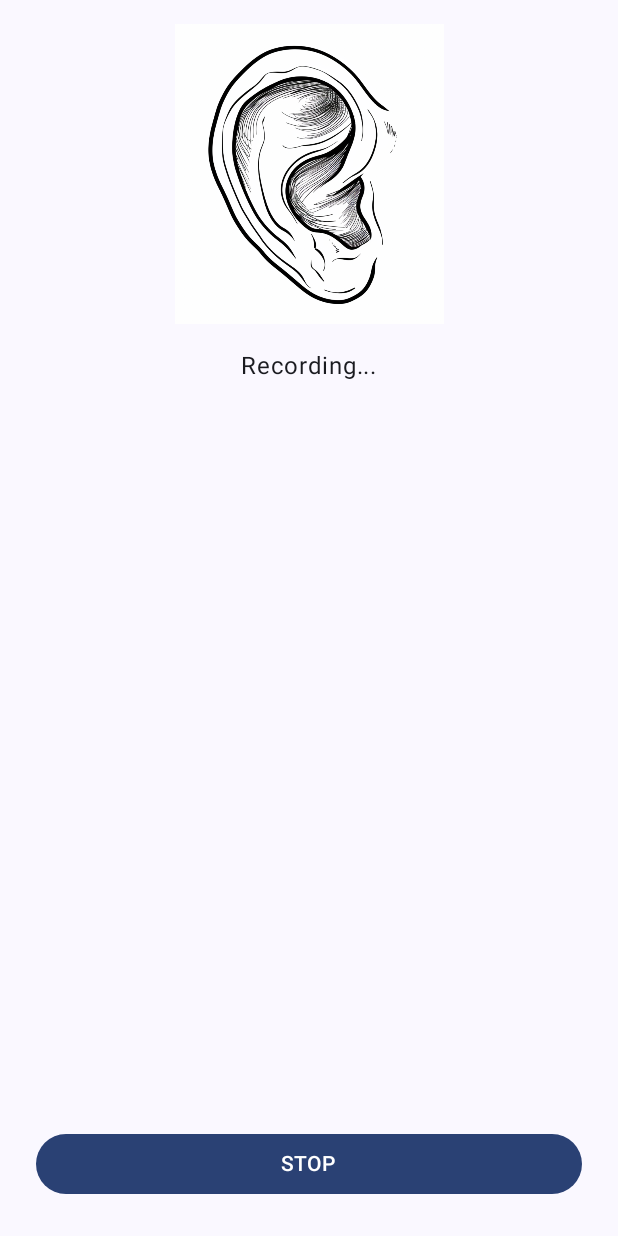
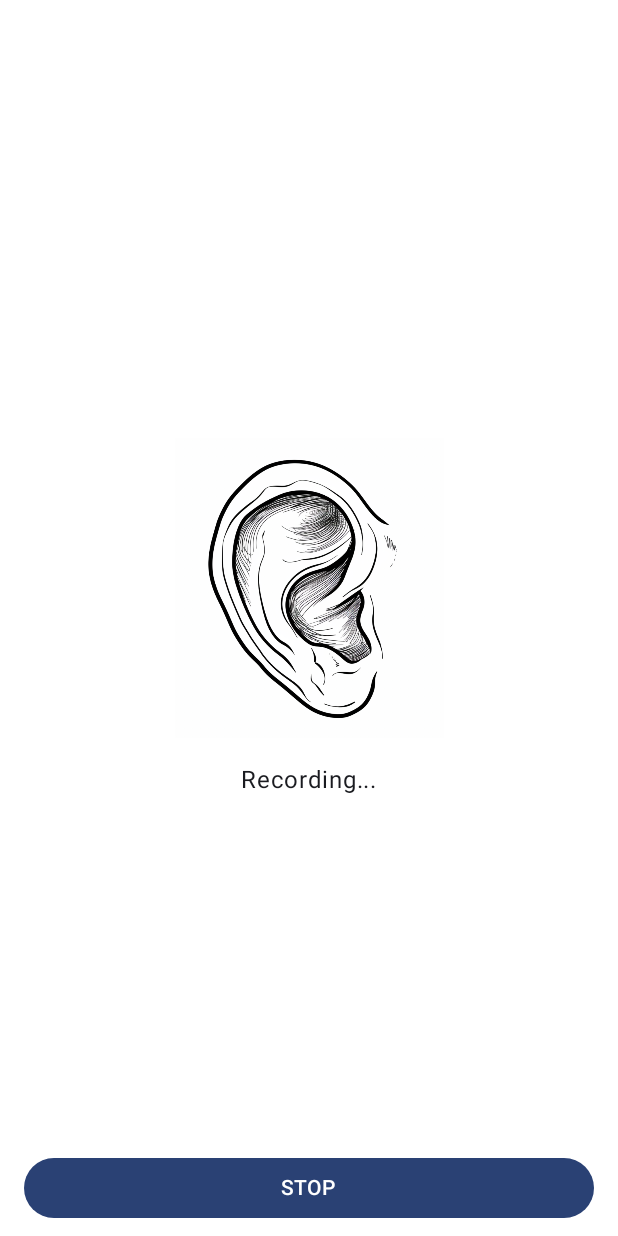
Before and after one commit to astrinleonid/HelloWorldApp, an Android app built with Jetpack Compose: the RecordActivity screen opened directly, with no data from a screen before it, after a tap on "STOP", on a phone screen of 412 x 824 dp. Run offline under Robolectric (Android 15) with nearby library versions, the phone set to English and light mode, and no system bars; 1 statement that could not run was skipped.

Commit message:
Release Alpha

```diff
--- a/app/src/main/java/com/example/helloworldapp/MainActivity.kt
+++ b/app/src/main/java/com/example/helloworldapp/MainActivity.kt
@@ -24,7 +24,6 @@ import androidx.compose.material3.Checkbox
 import androidx.compose.material3.ExperimentalMaterial3Api
 import androidx.compose.material3.Icon
 import androidx.compose.material3.IconButton
-import androidx.compose.material3.MaterialTheme
 import androidx.compose.material3.Scaffold
 import androidx.compose.material3.Surface
 import androidx.compose.material3.Text
@@ -66,7 +65,7 @@ class MainActivity : ComponentActivity() {
                 // Wrap everything in a Surface that dictates the background color
                 Surface(
                     modifier = Modifier.fillMaxSize(),
-                    color = MaterialTheme.colorScheme.secondary // Set the color as defined in your theme
+                    color = Color.White
                 ) {
                     MyApp()
                 }
--- a/app/src/main/java/com/example/helloworldapp/RecordActivity.kt
+++ b/app/src/main/java/com/example/helloworldapp/RecordActivity.kt
@@ -28,6 +28,7 @@ import androidx.compose.material3.Text
 import androidx.compose.runtime.Composable
 import androidx.compose.ui.Alignment
 import androidx.compose.ui.Modifier
+import androidx.compose.ui.graphics.Color
 import androidx.compose.ui.res.painterResource
 import androidx.compose.ui.unit.dp
 import androidx.core.app.ActivityCompat
@@ -96,7 +97,7 @@ class RecordActivity : ComponentActivity() {
             HelloWorldAppTheme {
                 Surface(
                     modifier = Modifier.fillMaxSize(),
-                    color = MaterialTheme.colorScheme.background
+                    color = Color.White
                 ) {
                     // Extract the button number within onCreate
                     buttonNumber = intent.getStringExtra("button_number") ?: "0"
@@ -177,6 +178,7 @@ class RecordActivity : ComponentActivity() {
             }
 
             playSound(recording_result)
+            sendSaveCommandToServer(recording_result, buttonNumber)
             audioRecord?.stop()
             audioRecord?.release()
             sendResult(recording_result, buttonNumber)
@@ -273,12 +275,13 @@ class RecordActivity : ComponentActivity() {
         })
     }
 
-    private fun sendSaveCommandToServer(result: String) {
+    private fun sendSaveCommandToServer(result: String, buttonNumber: String) {
 
         val client = OkHttpClient()
         val requestBody = MultipartBody.Builder()
             .setType(MultipartBody.FORM)
-            .addFormDataPart("button_number", result)
+            .addFormDataPart("result", result)
+            .addFormDataPart("button_number", buttonNumber)
             .addFormDataPart("record_id", recordId)
             .build()
 
@@ -296,14 +299,10 @@ class RecordActivity : ComponentActivity() {
 
     }
 
-    private fun stopRecording(recording_result: String, buttonNumber: String) {
-        var result_to_send = "0"
+    private fun stopRecording(result: String, buttonNumber: String) {
+        recording_result = result
         isRecording = false // This will cause the loop in startRecording() to end
 
-        if (recording_result == "success") {
-            result_to_send = buttonNumber // or any logic you have for successful recording
-        }
-        sendSaveCommandToServer(result_to_send)
     }
 
     private fun playSound(recording_result: String) {
@@ -337,81 +336,79 @@ class RecordActivity : ComponentActivity() {
 @Composable
 fun RecordingScreen(buttonNumber: String, stopRecordingCallback: (String, String) -> Unit) {
     Box(
-        modifier = Modifier.fillMaxSize()
+        modifier = Modifier.fillMaxSize(),
+        contentAlignment = Alignment.Center // Centers the content inside the box
     ) {
         Column(
             modifier = Modifier
                 .fillMaxSize()
                 .padding(16.dp),
-            verticalArrangement = Arrangement.SpaceBetween, // This will push the button to the bottom
-            horizontalAlignment = Alignment.CenterHorizontally
-        ) {
-            Column(
+            verticalArrangement = Arrangement.Center, // Centers the column content vertically
             horizontalAlignment = Alignment.CenterHorizontally
         ) {
             Image(
                 painter = painterResource(R.drawable.recording_image),
                 contentDescription = "Recording in progress",
-                    modifier = Modifier
-                            .size(200.dp)
+                modifier = Modifier.size(200.dp)
             )
             Text(text = "Recording...", modifier = Modifier.padding(top = 16.dp))
         }
 
-            // Stop Button at the bottom
         Button(
-                onClick = {
-                    stopRecordingCallback("return", "0")
-                },
+            onClick = { stopRecordingCallback("abort", "0") },
             modifier = Modifier
-                    .fillMaxWidth() // Ensure the button stretches across the width
-                    .padding(8.dp),
+                .align(Alignment.BottomCenter) // Position the button at the bottom center of the Box
+                .fillMaxWidth()
+                .padding(horizontal = 16.dp, vertical = 8.dp),
             colors = ButtonDefaults.buttonColors(containerColor = MaterialTheme.colorScheme.primary)
         ) {
             Text(text = "STOP", color = MaterialTheme.colorScheme.onPrimary)
         }
     }
 }
-}
 
-
-
+//
+//
 //@Composable
-//fun RecordingScreen(buttonNumber: String) {
-//    Box(modifier = Modifier.fillMaxSize(), contentAlignment = Alignment.Center) {
-//        Column(horizontalAlignment = Alignment.CenterHorizontally) {
-//            Image(
-//                painter = painterResource(R.drawable.recording_image),
-//                contentDescription = "Recording in progress",
+//fun RecordingScreen(buttonNumber: String, stopRecordingCallback: (String, String) -> Unit) {
+//    Box(
+//        modifier = Modifier.fillMaxSize()
+//    ) {
+//        Column(
+//            modifier = Modifier
+//                .fillMaxSize()
+//                .padding(16.dp),
+//            verticalArrangement = Arrangement.SpaceBetween, // This will push the button to the bottom
+//            horizontalAlignment = Alignment.CenterHorizontally
+//        ) {
+//            Column(
+//                horizontalAlignment = Alignment.CenterHorizontally
+//            ) {
+//                Image(
+//                    painter = painterResource(R.drawable.recording_image),
+//                    contentDescription = "Recording in progress",
+//                    modifier = Modifier
+//                            .size(200.dp)
+//                )
+//                Text(text = "Recording...", modifier = Modifier.padding(top = 16.dp))
+//            }
+//
+//            // Stop Button at the bottom
+//            Button(
+//                onClick = {
+//                    stopRecordingCallback("abort", "0")
+//                },
 //                modifier = Modifier
-//                    .size(200.dp) // Adjust the size as needed
-//                    .padding(16.dp)
-//            )
-//            Text(text = "Recording...", modifier = Modifier.padding(16.dp))
-//            // Include a button or another UI element if needed
+//                    .fillMaxWidth() // Ensure the button stretches across the width
+//                    .padding(8.dp),
+//                colors = ButtonDefaults.buttonColors(containerColor = MaterialTheme.colorScheme.primary)
+//            ) {
+//                Text(text = "STOP", color = MaterialTheme.colorScheme.onPrimary)
+//            }
 //        }
-//    }
-//    Button(
-//        onClick = {
-//            stopRecording()
-//        },
-//        modifier = Modifier
-//            .fillMaxWidth()
-//            .padding(16.dp)
-//            .align(Alignment.BottomCenter),
-//        colors = ButtonDefaults.buttonColors(
-//            backgroundColor = Color.Red,
-//            contentColor = Color.White
-//        )
-//    ) {
-//        Text(text = "STOP")
 //    }
 //}
 
-//@Composable
-//fun Button(onClick: () -> Unit, modifier: Any, colors: ButtonColors, content: @Composable () -> Unit) {
-//    TODO("Not yet implemented")
-//}
 
 object WavConverter {
     fun pcmToWav(pcmData: ByteArray, sampleRate: Int, channels: Int, bitDepth: Int): ByteArray {
```
Lines whose indentation alone changed are shown as unchanged.
